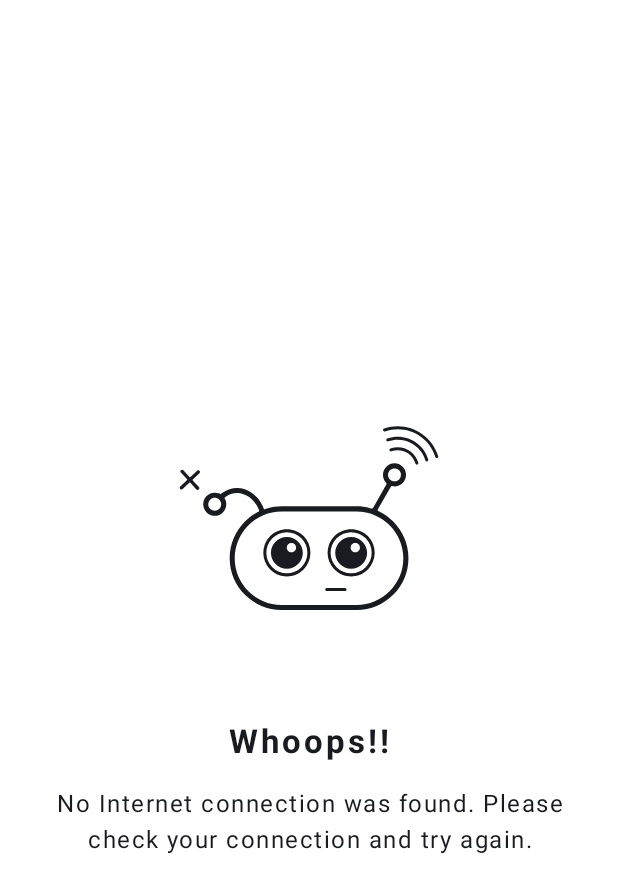
After one commit to kuluruvineeth/FreeEbooks, an Android app built with Jetpack Compose: the composable NoInternetScreen shown on its own in the app's theme, on a phone screen of 412 x 824 dp. The commit adds this screen. Shown: the top 893 px of the screen. Run offline under Robolectric (Android 15) with nearby library versions, the phone set to English and light mode, and no system bars; network calls fail.

Commit message:
- Added Network observer and no internet screen

```diff
--- a/app/src/main/AndroidManifest.xml
+++ b/app/src/main/AndroidManifest.xml
@@ -2,6 +2,8 @@
 <manifest xmlns:android="http://schemas.android.com/apk/res/android"
     xmlns:tools="http://schemas.android.com/tools">
 
+    <uses-permission android:name="android.permission.INTERNET"/>
+    <uses-permission android:name="android.permission.ACCESS_NETWORK_STATE"/>
     <application
         android:allowBackup="true"
         android:dataExtractionRules="@xml/data_extraction_rules"
@@ -11,6 +13,7 @@
         android:roundIcon="@mipmap/ic_launcher_round"
         android:supportsRtl="true"
         android:theme="@style/Theme.FreeEbooks"
+        android:usesCleartextTraffic="true"
         tools:targetApi="31">
         <activity
             android:name=".MainActivity"
--- a/app/src/main/java/com/kuluruvineeth/freeebooks/ui/screens/BookDetailScreen.kt
+++ b/app/src/main/java/com/kuluruvineeth/freeebooks/ui/screens/BookDetailScreen.kt
@@ -195,8 +195,7 @@ fun BookDetailScreen(bookId: String, navController: NavController) {
         }
 
         MiddleBar(
-            bookLang = state.item.books.firstOrNull()
-                ?.let { BookUtils.getLanguagesAsString(it.languages) } ?: "English",
+            bookLang = BookUtils.getLanguagesAsString(state.item.books.first().languages),
             pageCount = pageCount
         ){
             //TODO: Handle download button click
--- a/app/src/main/java/com/kuluruvineeth/freeebooks/ui/screens/MainScreen.kt
+++ b/app/src/main/java/com/kuluruvineeth/freeebooks/ui/screens/MainScreen.kt
@@ -35,12 +35,6 @@ import com.kuluruvineeth.freeebooks.ui.theme.comfortFont
 @Composable
 fun MainScreen() {
     val navController = rememberNavController()
-
-    val systemUiController = rememberSystemUiController()
-    systemUiController.setSystemBarsColor(
-        color = MaterialTheme.colorScheme.background,
-        darkIcons = !isSystemInDarkTheme()
-    )
     Scaffold(
         bottomBar = {
             BottomBar(navController = navController)
--- /dev/null
+++ b/app/src/main/java/com/kuluruvineeth/freeebooks/ui/screens/NoInternetScreen.kt
@@ -0,0 +1,71 @@
+package com.kuluruvineeth.freeebooks.ui.screens
+
+import androidx.compose.foundation.layout.*
+import androidx.compose.material3.MaterialTheme
+import androidx.compose.material.Surface
+import androidx.compose.material.Text
+import androidx.compose.material3.Icon
+import androidx.compose.runtime.Composable
+import androidx.compose.ui.Alignment
+import androidx.compose.ui.ExperimentalComposeUiApi
+import androidx.compose.ui.Modifier
+import androidx.compose.ui.res.painterResource
+import androidx.compose.ui.res.stringResource
+import androidx.compose.ui.text.font.FontWeight
+import androidx.compose.ui.text.style.TextAlign
+import androidx.compose.ui.unit.dp
+import androidx.compose.ui.unit.sp
+import androidx.compose.ui.window.Dialog
+import androidx.compose.ui.window.DialogProperties
+import com.kuluruvineeth.freeebooks.R
+
+@OptIn(ExperimentalComposeUiApi::class)
+@Composable
+fun NoInternetScreen() {
+
+    Dialog(
+        onDismissRequest = { /*TODO*/ },
+        properties = DialogProperties(
+            usePlatformDefaultWidth = false
+        )
+    ) {
+        Surface(modifier = Modifier.fillMaxSize()) {
+            Column(
+                modifier = Modifier.fillMaxSize(),
+                verticalArrangement = Arrangement.Center,
+                horizontalAlignment = Alignment.CenterHorizontally
+            ) {
+                Icon(
+                    painter = painterResource(id = R.drawable.ic_no_internet),
+                    contentDescription = null,
+                    tint = MaterialTheme.colorScheme.onBackground,
+                    modifier = Modifier
+                        .height(225.dp)
+                        .fillMaxWidth()
+                )
+
+                Text(
+                    text = stringResource(id = R.string.woops),
+                    textAlign = TextAlign.Center,
+                    modifier = Modifier.fillMaxWidth(),
+                    letterSpacing = 2.sp,
+                    fontWeight = FontWeight.Bold,
+                    style = MaterialTheme.typography.titleLarge,
+                    color = MaterialTheme.colorScheme.onBackground
+                )
+                Spacer(modifier = Modifier.height(8.dp))
+
+                Text(
+                    text = stringResource(id = R.string.no_internet_connection),
+                    textAlign = TextAlign.Center,
+                    modifier = Modifier
+                        .padding(top = 10.dp, start = 25.dp, end = 25.dp)
+                        .fillMaxWidth(),
+                    letterSpacing = 1.sp,
+                    style = MaterialTheme.typography.bodyLarge,
+                    color = MaterialTheme.colorScheme.onBackground
+                )
+            }
+        }
+    }
+}
--- a/app/src/main/java/com/kuluruvineeth/freeebooks/ui/viewmodels/BookDetailViewModel.kt
+++ b/app/src/main/java/com/kuluruvineeth/freeebooks/ui/viewmodels/BookDetailViewModel.kt
@@ -1,5 +1,6 @@
 package com.kuluruvineeth.freeebooks.ui.viewmodels
 
+import android.util.Log
 import androidx.compose.runtime.getValue
 import androidx.compose.runtime.mutableStateOf
 import androidx.compose.runtime.setValue
@@ -23,8 +24,7 @@ class BookDetailViewModel : ViewModel() {
     fun getBookDetails(bookId: String){
         viewModelScope.launch(Dispatchers.IO) {
             val bookItem = BooksApi.getBookById(bookId).getOrNull()!!
-            //val extraInfo = BooksApi.getExtraInfo(bookItem.books.firstOrNull()?.title ?: "AgriRize")
-            val extraInfo = ExtraInfo()
+            val extraInfo = BooksApi.getExtraInfo(bookItem.books.first().title)
             state = if(extraInfo!=null){
                 state.copy(
                     isLoading = false,
--- a/app/src/main/res/values/themes.xml
+++ b/app/src/main/res/values/themes.xml
@@ -1,7 +1,7 @@
 <?xml version="1.0" encoding="utf-8"?>
 <resources>
 
-    <style name="Theme.FreeEbooks" parent="android:Theme.Material.Light.NoActionBar">
-        <item name="android:statusBarColor">@color/purple_700</item>
+    <style name="Theme.FreeEbooks" parent="Theme.Material3.DayNight.NoActionBar">
+        <!--<item name="android:statusBarColor">@color/purple_700</item>-->
     </style>
 </resources>
```
Also changed, not shown: app/src/main/java/com/kuluruvineeth/freeebooks/MainActivity.kt (+34 -3 lines), app/src/main/java/com/kuluruvineeth/freeebooks/api/BooksApi.kt (+2 -6 lines), app/src/main/java/com/kuluruvineeth/freeebooks/others/NetworkObserver.kt (added, +51 -0 lines).
